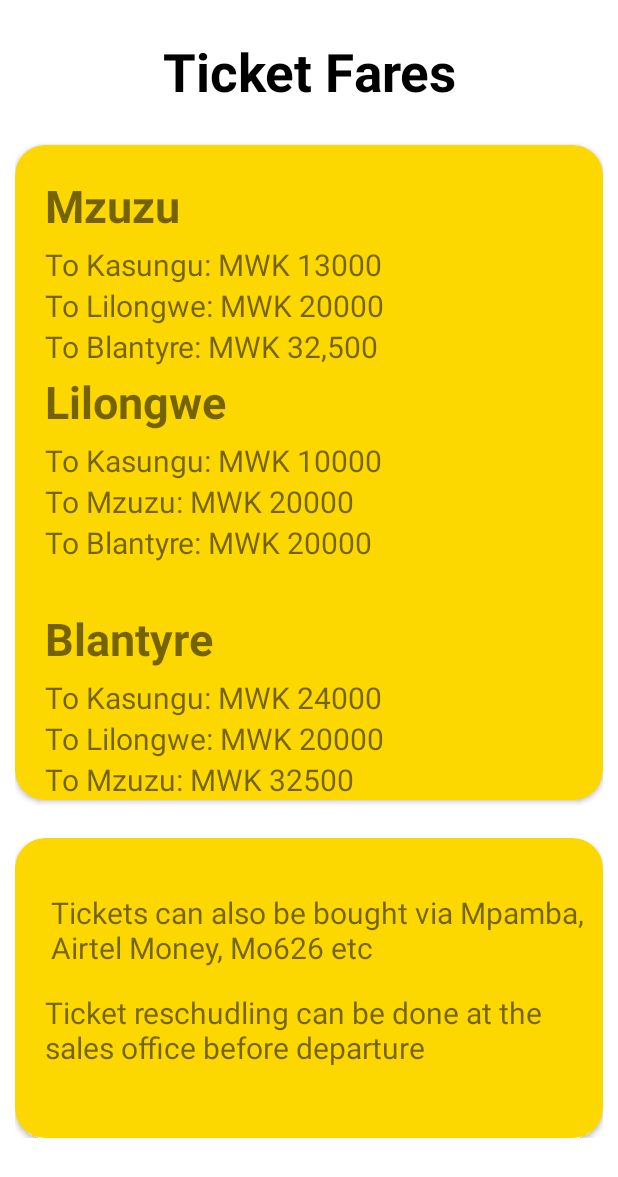
After one commit to ArthurSven/Malawi-Coach-info, an Android app: the fragment KwezyPriceFragment shown on its own in the app's theme, on a phone screen of 412 x 824 dp. The commit adds this screen. Shown: the top 1177 px of the screen. Run offline under Robolectric (Android 15) with nearby library versions, the phone set to English and light mode, and no system bars.

Commit message:
New price fragment added to the kwezy section

```diff
--- a/app/src/main/java/com/lauterbach/malawicoachbuses/busactivities/axa/AxaActivity.kt
+++ b/app/src/main/java/com/lauterbach/malawicoachbuses/busactivities/axa/AxaActivity.kt
@@ -23,8 +23,9 @@ class AxaActivity : AppCompatActivity() {
         TabLayoutMediator(axaTabLayout, axaViewPager){ tab, index ->
             tab.text = when(index){
                 0 -> {"Home"}
-                1 -> {"Departure"}
-                2 -> {"Contact"}
+                1 -> {"Departures"}
+                2 -> {"Contacts"}
+                3 -> {"Prices"}
                 else -> {throw Resources.NotFoundException("Position not found")}
             }
         }.attach()
--- a/app/src/main/java/com/lauterbach/malawicoachbuses/busactivities/axa/AxaAdapter.kt
+++ b/app/src/main/java/com/lauterbach/malawicoachbuses/busactivities/axa/AxaAdapter.kt
@@ -11,9 +11,10 @@ class AxaAdapter(fragmentActivity: FragmentActivity) : FragmentStateAdapter(frag
           0 -> { homeFragment() }
           1 -> { DepartureFragment() }
           2 -> { contactFragment() }
+          3 -> { priceFragment() }
           else -> {throw Resources.NotFoundException("Position not found")}
       }
     }
 
-    override fun getItemCount() = 3
+    override fun getItemCount() = 4
 }
--- /dev/null
+++ b/app/src/main/java/com/lauterbach/malawicoachbuses/busactivities/axa/priceFragment.kt
@@ -0,0 +1,20 @@
+package com.lauterbach.malawicoachbuses.busactivities.axa
+
+import android.os.Bundle
+import androidx.fragment.app.Fragment
+import android.view.LayoutInflater
+import android.view.View
+import android.view.ViewGroup
+import com.lauterbach.malawicoachbuses.R
+
+
+class priceFragment : Fragment() {
+
+    override fun onCreateView(
+        inflater: LayoutInflater, container: ViewGroup?,
+        savedInstanceState: Bundle?
+    ): View? {
+        // Inflate the layout for this fragment
+        return inflater.inflate(R.layout.fragment_price, container, false)
+    }
+}
--- a/app/src/main/java/com/lauterbach/malawicoachbuses/busactivities/kwezy/KwezyActivity.kt
+++ b/app/src/main/java/com/lauterbach/malawicoachbuses/busactivities/kwezy/KwezyActivity.kt
@@ -24,8 +24,9 @@ class KwezyActivity : AppCompatActivity() {
         TabLayoutMediator(kwezyTabLayout, kwezyViewPager){ tab, index ->
             tab.text = when(index){
                 0 -> {"Home"}
-                1 -> {"Department"}
-                2 -> {"Contact"}
+                1 -> {"Departures"}
+                2 -> {"Contacts"}
+                3 -> {"Fares"}
                 else -> {throw Resources.NotFoundException("Position not found")}
             }
         }.attach()
--- a/app/src/main/java/com/lauterbach/malawicoachbuses/busactivities/kwezy/KwezyAdapter.kt
+++ b/app/src/main/java/com/lauterbach/malawicoachbuses/busactivities/kwezy/KwezyAdapter.kt
@@ -12,7 +12,8 @@ class KwezyAdapter(fragmentActivity: FragmentActivity) : FragmentStateAdapter(fr
         return when(position){
             0 -> { KwezyHomeFragment()}
             1 -> { KwezyDepartureFragment()}
-            2 -> {KwezyContactFragment() }
+            2 -> {KwezyContactFragment()}
+            3 -> {KwezyPriceFragment()}
             else -> {throw Resources.NotFoundException("Position Not found")}
         }
     }
--- /dev/null
+++ b/app/src/main/java/com/lauterbach/malawicoachbuses/busactivities/kwezy/KwezyPriceFragment.kt
@@ -0,0 +1,20 @@
+package com.lauterbach.malawicoachbuses.busactivities.kwezy
+
+import android.os.Bundle
+import androidx.fragment.app.Fragment
+import android.view.LayoutInflater
+import android.view.View
+import android.view.ViewGroup
+import com.lauterbach.malawicoachbuses.R
+
+
+class KwezyPriceFragment : Fragment() {
+
+    override fun onCreateView(
+        inflater: LayoutInflater, container: ViewGroup?,
+        savedInstanceState: Bundle?
+    ): View? {
+        // Inflate the layout for this fragment
+        return inflater.inflate(R.layout.fragment_kwezy_price, container, false)
+    }
+}
--- a/app/src/main/res/layout/fragment_departure.xml
+++ b/app/src/main/res/layout/fragment_departure.xml
@@ -12,7 +12,7 @@
         android:layout_width="match_parent"
         android:layout_height="wrap_content"
         android:layout_marginTop="24dp"
-        android:text="@string/derparture_times_and_points"
+        android:text="@string/departure_times_and_points"
         android:textAlignment="center"
         android:textColor="@color/black"
         android:textSize="35sp"
--- a/app/src/main/res/layout/fragment_kwezy_departure.xml
+++ b/app/src/main/res/layout/fragment_kwezy_departure.xml
@@ -1,6 +1,12 @@
 <?xml version="1.0" encoding="utf-8"?>
-<androidx.constraintlayout.widget.ConstraintLayout xmlns:android="http://schemas.android.com/apk/res/android"
+<ScrollView
+    xmlns:android="http://schemas.android.com/apk/res/android"
     xmlns:tools="http://schemas.android.com/tools"
+    xmlns:app="http://schemas.android.com/apk/res-auto"
+    android:layout_width="match_parent"
+    android:layout_height="wrap_content">
+
+    <androidx.constraintlayout.widget.ConstraintLayout
         android:layout_width="match_parent"
         android:layout_height="match_parent"
         android:padding="30dp"
@@ -12,7 +18,7 @@
             android:layout_width="match_parent"
             android:layout_height="wrap_content"
             android:layout_marginTop="24dp"
-        android:text="@string/derparture_times_and_points"
+            android:text="@string/departure_times_and_points"
             android:textAlignment="center"
             android:textColor="@color/black"
             android:textSize="35sp"
@@ -20,6 +26,8 @@
             app:layout_constraintEnd_toEndOf="parent"
             app:layout_constraintStart_toStartOf="parent"
             app:layout_constraintTop_toTopOf="parent" />
+
+
 
         <androidx.cardview.widget.CardView
             android:id="@+id/mzcard"
@@ -183,3 +191,4 @@
         </androidx.cardview.widget.CardView>
 
     </androidx.constraintlayout.widget.ConstraintLayout>
+</ScrollView>
--- /dev/null
+++ b/app/src/main/res/layout/fragment_kwezy_price.xml
@@ -0,0 +1,211 @@
+<?xml version="1.0" encoding="utf-8"?>
+<ScrollView xmlns:android="http://schemas.android.com/apk/res/android"
+    xmlns:app="http://schemas.android.com/apk/res-auto"
+    xmlns:tools="http://schemas.android.com/tools"
+    android:layout_width="match_parent"
+    android:layout_height="wrap_content"
+    tools:context=".busactivities.kwezy.KwezyPriceFragment">
+
+    <androidx.constraintlayout.widget.ConstraintLayout
+        android:layout_width="match_parent"
+        android:layout_height="wrap_content"
+        android:paddingStart="10dp"
+        android:paddingEnd="10dp">
+
+        <TextView
+            android:id="@+id/kwezyfare"
+            android:layout_width="match_parent"
+            android:layout_height="wrap_content"
+            android:layout_marginTop="24dp"
+            android:textAlignment="center"
+            android:textColor="@color/black"
+            android:textSize="35sp"
+            android:textStyle="bold"
+            android:text="@string/ticket_fares"
+            app:layout_constraintEnd_toEndOf="parent"
+            app:layout_constraintStart_toStartOf="parent"
+            app:layout_constraintTop_toTopOf="parent"/>
+
+        <androidx.cardview.widget.CardView
+            android:id="@+id/kwezypricecard1"
+            android:layout_width="match_parent"
+            android:layout_height="wrap_content"
+            android:layout_marginTop="25dp"
+            app:layout_constraintTop_toBottomOf="@id/kwezyfare"
+            app:cardCornerRadius="20dp"
+            app:cardBackgroundColor="@color/darkyellow">
+            <androidx.constraintlayout.widget.ConstraintLayout
+                android:layout_width="match_parent"
+                android:paddingStart="20dp"
+                android:layout_height="wrap_content">
+
+                <!--Mzuzu-->
+
+                <TextView
+                    android:id="@+id/kwezymzprice"
+                    android:layout_width="match_parent"
+                    android:layout_height="wrap_content"
+                    android:layout_marginTop="20dp"
+                    android:text="@string/mzuzu"
+                    android:textSize="30sp"
+                    android:textStyle="bold"
+                    app:layout_constraintEnd_toEndOf="parent"
+                    app:layout_constraintTop_toTopOf="parent"
+                    tools:ignore="RtlSymmetry" />
+
+                <TextView
+                    android:id="@+id/kwezymzprice1"
+                    android:layout_marginTop="5dp"
+                    android:layout_width="match_parent"
+                    android:layout_height="wrap_content"
+                    android:text="@string/to_kasungu_mwk_13000"
+                    android:textSize="20sp"
+                    app:layout_constraintEnd_toEndOf="parent"
+                    app:layout_constraintStart_toStartOf="parent"
+                    app:layout_constraintTop_toBottomOf="@id/kwezymzprice" />
+                <TextView
+                    android:id="@+id/kwezymzprice2"
+                    android:layout_width="match_parent"
+                    android:layout_height="wrap_content"
+                    android:text="@string/to_lilongwe_mwk_20000"
+                    android:textSize="20sp"
+                    app:layout_constraintEnd_toEndOf="parent"
+                    app:layout_constraintStart_toStartOf="parent"
+                    app:layout_constraintTop_toBottomOf="@id/kwezymzprice1"/>
+                <TextView
+                    android:id="@+id/kwezymzprice3"
+                    android:layout_width="match_parent"
+                    android:layout_height="wrap_content"
+                    android:text="@string/to_blantyre_mwk_32_500"
+                    android:textSize="20sp"
+                    app:layout_constraintEnd_toEndOf="parent"
+                    app:layout_constraintStart_toStartOf="parent"
+                    app:layout_constraintTop_toBottomOf="@id/kwezymzprice2"/>
+                <!--Lilongwe-->
+                <TextView
+                    android:id="@+id/kwezyllprice"
+                    android:layout_width="match_parent"
+                    android:layout_height="wrap_content"
+                    android:layout_marginTop="30dp"
+                    android:text="@string/lilongwe"
+                    android:textSize="30sp"
+                    android:textStyle="bold"
+                    app:layout_constraintEnd_toEndOf="parent"
+                    app:layout_constraintTop_toBottomOf="@id/kwezymzprice2"
+                    tools:ignore="RtlSymmetry"/>
+                <TextView
+                    android:id="@+id/kwezyllprice1"
+                    android:layout_marginTop="5dp"
+                    android:layout_width="match_parent"
+                    android:layout_height="wrap_content"
+                    android:text="@string/to_kasungu_mwk_10000"
+                    android:textSize="20sp"
+                    app:layout_constraintEnd_toEndOf="parent"
+                    app:layout_constraintStart_toStartOf="parent"
+                    app:layout_constraintTop_toBottomOf="@id/kwezyllprice" />
+                <TextView
+                    android:id="@+id/kwezyllprice2"
+                    android:layout_width="match_parent"
+                    android:layout_height="wrap_content"
+                    android:text="@string/to_mzuzu_mwk_20000"
+                    android:textSize="20sp"
+                    app:layout_constraintEnd_toEndOf="parent"
+                    app:layout_constraintStart_toStartOf="parent"
+                    app:layout_constraintTop_toBottomOf="@id/kwezyllprice1"/>
+                <TextView
+                    android:id="@+id/kwezyllprice3"
+                    android:layout_width="match_parent"
+                    android:layout_height="wrap_content"
+                    android:text="@string/to_blantyre_mwk_20000"
+                    android:textSize="20sp"
+                    app:layout_constraintEnd_toEndOf="parent"
+                    app:layout_constraintStart_toStartOf="parent"
+                    app:layout_constraintTop_toBottomOf="@id/kwezyllprice2"/>
+
+                <!--Blantyre-->
+                <TextView
+                    android:id="@+id/kwezybtprice"
+                    android:layout_width="match_parent"
+                    android:layout_height="wrap_content"
+                    android:layout_marginTop="30dp"
+                    android:text="@string/blantyre"
+                    android:textSize="30sp"
+                    android:textStyle="bold"
+                    app:layout_constraintEnd_toEndOf="parent"
+                    app:layout_constraintTop_toBottomOf="@id/kwezyllprice3"
+                    tools:ignore="RtlSymmetry"/>
+                <TextView
+                    android:id="@+id/kwezybtprice1"
+                    android:layout_marginTop="5dp"
+                    android:layout_width="match_parent"
+                    android:layout_height="wrap_content"
+                    android:text="@string/to_kasungu_mwk_24000"
+                    android:textSize="20sp"
+                    app:layout_constraintEnd_toEndOf="parent"
+                    app:layout_constraintStart_toStartOf="parent"
+                    app:layout_constraintTop_toBottomOf="@id/kwezybtprice" />
+                <TextView
+                    android:id="@+id/kwezybtprice2"
+                    android:layout_width="match_parent"
+                    android:layout_height="wrap_content"
+                    android:text="@string/to_lilongwe_mwk_20000"
+                    android:textSize="20sp"
+                    app:layout_constraintEnd_toEndOf="parent"
+                    app:layout_constraintStart_toStartOf="parent"
+                    app:layout_constraintTop_toBottomOf="@id/kwezybtprice1"/>
+                <TextView
+                    android:id="@+id/kwezybtprice3"
+                    android:layout_width="match_parent"
+                    android:layout_height="wrap_content"
+                    android:text="@string/to_mzuzu_mwk_32500"
+                    android:textSize="20sp"
+                    app:layout_constraintEnd_toEndOf="parent"
+                    app:layout_constraintStart_toStartOf="parent"
+                    app:layout_constraintTop_toBottomOf="@id/kwezybtprice2"/>
+            </androidx.constraintlayout.widget.ConstraintLayout>
+        </androidx.cardview.widget.CardView>
+
+        <androidx.cardview.widget.CardView
+            android:id="@+id/kwezyextrainfo"
+            android:layout_width="match_parent"
+            android:layout_height="200dp"
+            android:layout_marginTop="25dp"
+            app:cardCornerRadius="20dp"
+            app:cardBackgroundColor="@color/darkyellow"
+            app:layout_constraintTop_toBottomOf="@id/kwezypricecard1">
+
+            <androidx.constraintlayout.widget.ConstraintLayout
+                android:layout_width="match_parent"
+                android:layout_height="match_parent"
+                android:paddingStart="20dp"
+                tools:ignore="RtlSymmetry">
+
+                <TextView
+                    android:id="@+id/kwezyextra"
+                    android:layout_width="match_parent"
+                    android:layout_height="wrap_content"
+                    android:layout_marginStart="4dp"
+                    android:layout_marginTop="36dp"
+                    android:text="@string/tickets_can_also_be_bought_via_mpamba_airtel_money_mo626_etc"
+                    android:textSize="20sp"
+                    app:layout_constraintEnd_toEndOf="parent"
+                    app:layout_constraintHorizontal_bias="1.0"
+                    app:layout_constraintStart_toStartOf="parent"
+                    app:layout_constraintTop_toTopOf="parent" />
+
+                <TextView
+                    android:id="@+id/kwezyextra2"
+                    android:layout_width="match_parent"
+                    android:layout_height="wrap_content"
+                    android:layout_marginTop="16dp"
+                    android:text="@string/ticket_reschudling_can_be_done_at_the_sales_office_before_departure"
+                    android:textSize="20sp"
+                    app:layout_constraintTop_toBottomOf="@id/kwezyextra"
+                    tools:layout_editor_absoluteX="24dp" />
+            </androidx.constraintlayout.widget.ConstraintLayout>
+        </androidx.cardview.widget.CardView>
+
+
+    </androidx.constraintlayout.widget.ConstraintLayout>
+
+</ScrollView>
--- /dev/null
+++ b/app/src/main/res/layout/fragment_price.xml
@@ -0,0 +1,32 @@
+<?xml version="1.0" encoding="utf-8"?>
+<ScrollView xmlns:android="http://schemas.android.com/apk/res/android"
+    xmlns:app="http://schemas.android.com/apk/res-auto"
+    xmlns:tools="http://schemas.android.com/tools"
+    android:layout_width="match_parent"
+    android:layout_height="wrap_content"
+    tools:context=".busactivities.axa.priceFragment">
+
+    <androidx.constraintlayout.widget.ConstraintLayout
+        android:layout_width="match_parent"
+        android:layout_height="wrap_content"
+        android:paddingStart="30dp"
+        android:paddingEnd="30dp">
+
+        <TextView
+            android:id="@+id/axafare"
+            android:layout_width="match_parent"
+            android:layout_height="wrap_content"
+            android:layout_marginTop="24dp"
+            android:textAlignment="center"
+            android:textColor="@color/black"
+            android:textSize="35sp"
+            android:textStyle="bold"
+            android:text="@string/ticket_fares"
+            app:layout_constraintEnd_toEndOf="parent"
+            app:layout_constraintStart_toStartOf="parent"
+            app:layout_constraintTop_toTopOf="parent"/>
+
+
+    </androidx.constraintlayout.widget.ConstraintLayout>
+
+</ScrollView>
--- a/app/src/main/res/values/strings.xml
+++ b/app/src/main/res/values/strings.xml
@@ -53,4 +53,17 @@
     <string name="kwezy_contact_details">Kwezy Contact Details</string>
     <string name="_0882946650">0882946650</string>
     <string name="_0886780356">0886780356</string>
+    <string name="departure_times_and_points">Departure Times and Points</string>
+    <string name="ticket_fares">Ticket Fares</string>
+    <string name="mzuzu_blantyre"><![CDATA[Mzuzu < - > Blantyre]]></string>
+    <string name="to_blantyre_mwk_32_500">To Blantyre: MWK 32,500</string>
+    <string name="to_kasungu_mwk_13000">To Kasungu: MWK 13000</string>
+    <string name="to_lilongwe_mwk_20000">To Lilongwe: MWK 20000</string>
+    <string name="to_kasungu_mwk_10000">To Kasungu: MWK 10000</string>
+    <string name="to_mzuzu_mwk_20000">To Mzuzu: MWK 20000</string>
+    <string name="to_blantyre_mwk_20000">To Blantyre: MWK 20000</string>
+    <string name="to_kasungu_mwk_24000">To Kasungu: MWK 24000</string>
+    <string name="to_mzuzu_mwk_32500">To Mzuzu: MWK 32500</string>
+    <string name="tickets_can_also_be_bought_via_mpamba_airtel_money_mo626_etc">Tickets can also be bought via Mpamba, Airtel Money, Mo626 etc</string>
+    <string name="ticket_reschudling_can_be_done_at_the_sales_office_before_departure">Ticket reschudling can be done at the sales office before departure</string>
 </resources>
```
Lines whose indentation alone changed are shown as unchanged.
